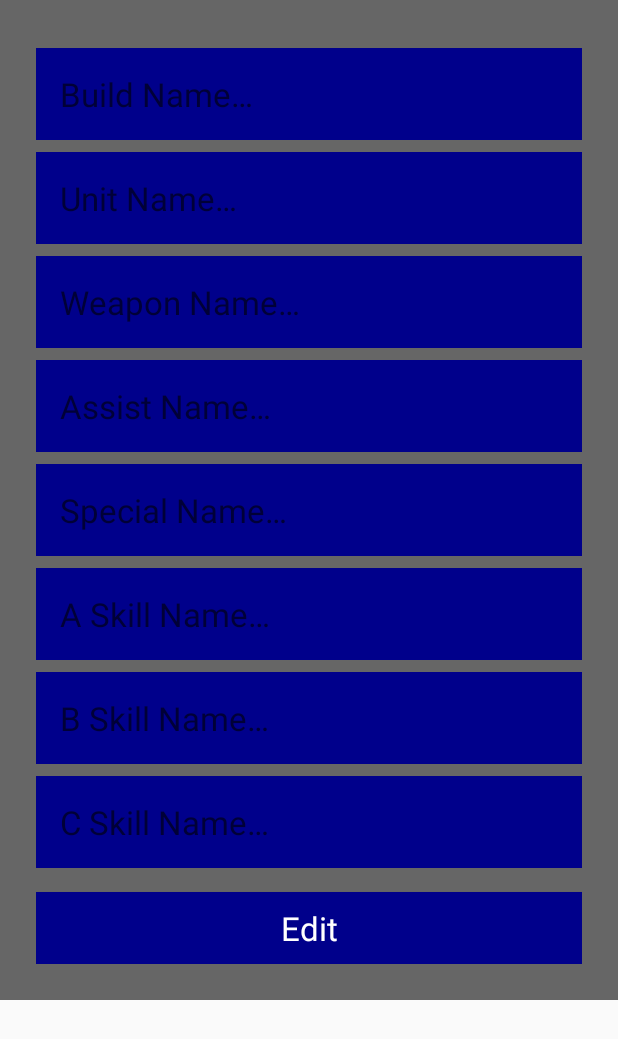
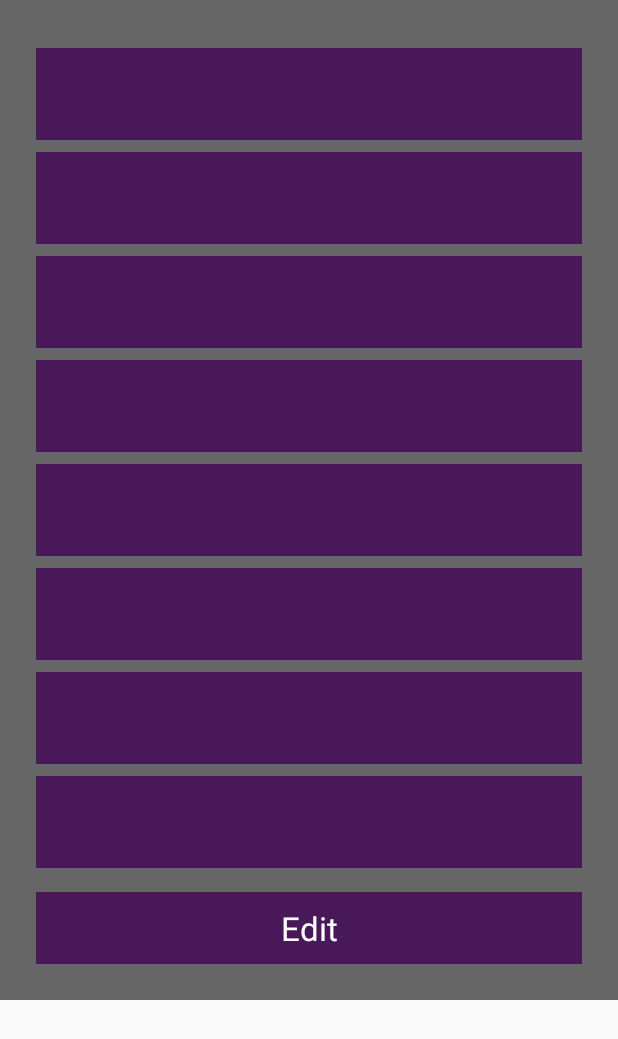
Before and after one commit to tehvedo/fehunitbuilder, an Android app: the layout activity_view_build.xml on its own in the app's theme, with its tools: preview values and no code run, on a phone screen of 412 x 824 dp. Shown: the top 1039 px of the screen. Run offline under Robolectric (Android 15) with nearby library versions, the phone set to English and light mode, and no system bars.

Commit message:
Dark mode done, fixed bug
Bug where going back and forth between view and edit caused data to be lost. fixed.

```diff
--- a/FehUnitBuilder/app/src/main/res/layout/activity_view_build.xml
+++ b/FehUnitBuilder/app/src/main/res/layout/activity_view_build.xml
@@ -2,12 +2,21 @@
 
 <ScrollView
     xmlns:android="http://schemas.android.com/apk/res/android"
+    xmlns:app="http://schemas.android.com/apk/res-auto"
+    xmlns:tools="http://schemas.android.com/tools"
     android:id="@+id/scroll"
     android:layout_width="match_parent"
     android:layout_height="wrap_content"
     android:background="@color/colorBackground">
 
-<LinearLayout
+<!--<LinearLayout-->
+<!--    android:layout_width="match_parent"-->
+<!--    android:layout_height="wrap_content"-->
+<!--    android:background="@color/colorBackground"-->
+<!--    android:orientation="vertical"-->
+<!--    android:padding="24dp">-->
+
+    <android.support.constraint.ConstraintLayout
         android:layout_width="match_parent"
         android:layout_height="wrap_content"
         android:background="@color/colorBackground"
@@ -17,68 +26,104 @@
         <TextView
             android:id="@+id/edit_build_name"
             style="@style/text_view_style"
-        android:hint="@string/hint_build"
-        android:autofillHints="Build Name" />
+            android:autofillHints="Build Name"
+            android:textColorHint="@color/colorText"
+            app:layout_constraintBottom_toTopOf="@id/edit_unit"
+            app:layout_constraintEnd_toEndOf="parent"
+            app:layout_constraintStart_toStartOf="parent"
+            app:layout_constraintTop_toTopOf="parent" />
 
         <TextView
             android:id="@+id/edit_unit"
             style="@style/text_view_style"
             android:layout_width="match_parent"
             android:layout_height="wrap_content"
-        android:hint="@string/hint_unit"
-        android:autofillHints="Unit Name" />
+            android:autofillHints="Unit Name"
+            android:textColorHint="@color/colorText"
+            app:layout_constraintBottom_toTopOf="@id/edit_weapon"
+            app:layout_constraintEnd_toEndOf="parent"
+            app:layout_constraintStart_toStartOf="parent"
+            app:layout_constraintTop_toBottomOf="@id/edit_build_name" />
 
         <TextView
             android:id="@+id/edit_weapon"
             style="@style/text_view_style"
             android:layout_width="match_parent"
             android:layout_height="wrap_content"
-        android:hint="@string/hint_weapon"
-        android:autofillHints="Weapon Name" />
+            android:autofillHints="Weapon Name"
+            android:textColorHint="@color/colorText"
+            app:layout_constraintBottom_toTopOf="@id/edit_assist"
+            app:layout_constraintEnd_toEndOf="parent"
+            app:layout_constraintStart_toStartOf="parent"
+            app:layout_constraintTop_toBottomOf="@id/edit_unit" />
 
         <TextView
             android:id="@+id/edit_assist"
             style="@style/text_view_style"
             android:layout_width="match_parent"
             android:layout_height="wrap_content"
-        android:hint="@string/hint_assist"
-        android:autofillHints="Assist Name" />
+            android:autofillHints="Assist Name"
+            android:textColorHint="@color/colorText"
+            app:layout_constraintBottom_toTopOf="@id/edit_special"
+            app:layout_constraintEnd_toEndOf="parent"
+            app:layout_constraintStart_toStartOf="parent"
+            app:layout_constraintTop_toBottomOf="@id/edit_weapon" />
 
         <TextView
             android:id="@+id/edit_special"
             style="@style/text_view_style"
             android:layout_width="match_parent"
             android:layout_height="wrap_content"
-        android:hint="@string/hint_special"
-        android:autofillHints="Special Name" />
+            android:autofillHints="Special Name"
+            android:textColorHint="@color/colorText"
+            app:layout_constraintBottom_toTopOf="@id/edit_a_skill"
+            app:layout_constraintEnd_toEndOf="parent"
+            app:layout_constraintStart_toStartOf="parent"
+            app:layout_constraintTop_toBottomOf="@id/edit_assist" />
 
         <TextView
             android:id="@+id/edit_a_skill"
             style="@style/text_view_style"
             android:layout_width="match_parent"
             android:layout_height="wrap_content"
-        android:hint="@string/hint_a_skill"
-        android:autofillHints="A Skill Name" />
+            android:autofillHints="A Skill Name"
+            android:textColorHint="@color/colorText"
+            app:layout_constraintBottom_toTopOf="@id/edit_b_skill"
+            app:layout_constraintEnd_toEndOf="parent"
+            app:layout_constraintStart_toStartOf="parent"
+            app:layout_constraintTop_toBottomOf="@id/edit_special" />
 
         <TextView
             android:id="@+id/edit_b_skill"
             style="@style/text_view_style"
             android:layout_width="match_parent"
             android:layout_height="wrap_content"
-        android:hint="@string/hint_b_skill"
-        android:autofillHints="B Skill Name" />
+            android:autofillHints="B Skill Name"
+            android:textColorHint="@color/colorText"
+            app:layout_constraintBottom_toTopOf="@id/edit_c_skill"
+            app:layout_constraintEnd_toEndOf="parent"
+            app:layout_constraintStart_toStartOf="parent"
+            app:layout_constraintTop_toBottomOf="@id/edit_a_skill" />
 
         <TextView
             android:id="@+id/edit_c_skill"
             style="@style/text_view_style"
             android:layout_width="match_parent"
             android:layout_height="wrap_content"
-        android:hint="@string/hint_c_skill"
-        android:autofillHints="C Skill Name" />
+            android:autofillHints="C Skill Name"
+            android:textColorHint="@color/colorText"
+            app:layout_constraintBottom_toTopOf="@id/button_edit"
+            app:layout_constraintEnd_toEndOf="parent"
+            app:layout_constraintStart_toStartOf="parent"
+            app:layout_constraintTop_toBottomOf="@id/edit_b_skill" />
 
         <Button
             android:id="@+id/button_edit"
             style="@style/button_style"
-        android:text="@string/button_edit" />
-</LinearLayout>
+            android:text="@string/button_edit"
+            app:layout_constraintBottom_toBottomOf="parent"
+            app:layout_constraintEnd_toEndOf="parent"
+            app:layout_constraintStart_toStartOf="parent"
+            app:layout_constraintTop_toBottomOf="@id/edit_c_skill" />
+</android.support.constraint.ConstraintLayout>
 </ScrollView>
--- a/FehUnitBuilder/app/src/main/res/layout/lv_custom.xml
+++ b/FehUnitBuilder/app/src/main/res/layout/lv_custom.xml
@@ -3,7 +3,8 @@
     android:id="@+id/tv"
     android:textColor="@color/colorText"
     android:background="@color/colorBackground"
-    android:textSize="20dp"
+    android:textSize="30dp"
+    android:padding="8dp"
     android:layout_width="fill_parent"
-    android:gravity="center"
+    android:gravity="left"
     android:layout_height="fill_parent"/>
--- a/FehUnitBuilder/app/src/main/res/values-night/colors.xml
+++ b/FehUnitBuilder/app/src/main/res/values-night/colors.xml
@@ -9,7 +9,7 @@
     <color name="colorTextHint">#cfcfcf</color>
 
 
-    <color name="colorPrimaryLight">#00008b</color>
+    <color name="colorPrimaryLight">#491858</color>
     <color name="colorTextPrimary">#ffffff</color>
     <color name="colorScreenBackground">#fff3e0</color>
 </resources>
```
Also changed, not shown: FehUnitBuilder/app/src/main/java/com/android/example/fehunitbuilder/Build.java (+16 -11 lines), FehUnitBuilder/app/src/main/java/com/android/example/fehunitbuilder/ViewBuildActivity.java (+41 -7 lines), 1 other file. Lines whose indentation alone changed are shown as unchanged.
